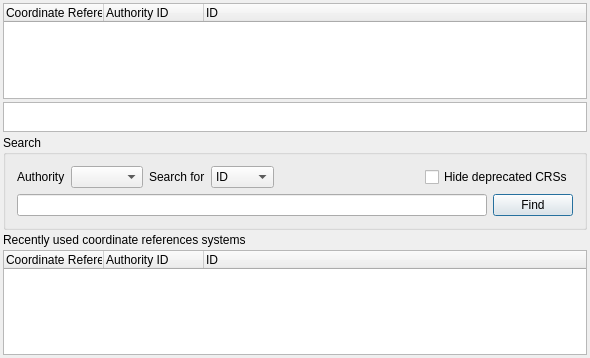
Old version of the form src/ui/qgsprojectionselectorbase.ui in the repository qgis/QGIS.
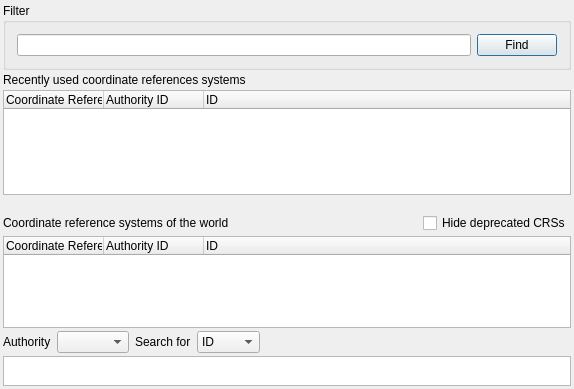
New version of the form. Icons and pictures are not drawn.

```diff
--- a/src/ui/qgsprojectionselectorbase.ui
+++ b/src/ui/qgsprojectionselectorbase.ui
@@ -6,8 +6,8 @@
    <rect>
     <x>0</x>
     <y>0</y>
-    <width>590</width>
-    <height>358</height>
+    <width>574</width>
+    <height>389</height>
    </rect>
   </property>
   <property name="sizePolicy">
@@ -31,69 +31,7 @@
    <property name="margin">
     <number>3</number>
    </property>
-   <item row="1" column="0">
-    <widget class="QTextEdit" name="teProjection">
-     <property name="sizePolicy">
-      <sizepolicy hsizetype="Expanding" vsizetype="Minimum">
-       <horstretch>0</horstretch>
-       <verstretch>0</verstretch>
-      </sizepolicy>
-     </property>
-     <property name="minimumSize">
-      <size>
-       <width>0</width>
-       <height>30</height>
-      </size>
-     </property>
-     <property name="maximumSize">
-      <size>
-       <width>16777215</width>
-       <height>50</height>
-      </size>
-     </property>
-     <property name="baseSize">
-      <size>
-       <width>0</width>
-       <height>50</height>
-      </size>
-     </property>
-     <property name="autoFormatting">
-      <set>QTextEdit::AutoBulletList</set>
-     </property>
-     <property name="readOnly">
-      <bool>true</bool>
-     </property>
-    </widget>
-   </item>
    <item row="0" column="0">
-    <widget class="QTreeWidget" name="lstCoordinateSystems">
-     <property name="alternatingRowColors">
-      <bool>true</bool>
-     </property>
-     <property name="uniformRowHeights">
-      <bool>true</bool>
-     </property>
-     <property name="columnCount">
-      <number>3</number>
-     </property>
-     <column>
-      <property name="text">
-       <string>Coordinate Reference System</string>
-      </property>
-     </column>
-     <column>
-      <property name="text">
-       <string>Authority ID</string>
-      </property>
-     </column>
-     <column>
-      <property name="text">
-       <string>ID</string>
-      </property>
-     </column>
-    </widget>
-   </item>
-   <item row="2" column="0">
     <widget class="QGroupBox" name="groupBox">
      <property name="sizePolicy">
       <sizepolicy hsizetype="MinimumExpanding" vsizetype="Minimum">
@@ -102,64 +40,9 @@
       </sizepolicy>
      </property>
      <property name="title">
-      <string>Search</string>
+      <string>Filter</string>
      </property>
      <layout class="QVBoxLayout" name="verticalLayout">
-      <item>
-       <layout class="QHBoxLayout" name="horizontalLayout_2">
-        <item>
-         <widget class="QLabel" name="label">
-          <property name="text">
-           <string>Authority</string>
-          </property>
-         </widget>
-        </item>
-        <item>
-         <widget class="QComboBox" name="cbxAuthority"/>
-        </item>
-        <item>
-         <widget class="QLabel" name="label_2">
-          <property name="text">
-           <string>Search for</string>
-          </property>
-         </widget>
-        </item>
-        <item>
-         <widget class="QComboBox" name="cbxMode">
-          <item>
-           <property name="text">
-            <string>ID</string>
-           </property>
-          </item>
-          <item>
-           <property name="text">
-            <string>Name</string>
-           </property>
-          </item>
-         </widget>
-        </item>
-        <item>
-         <spacer name="horizontalSpacer">
-          <property name="orientation">
-           <enum>Qt::Horizontal</enum>
-          </property>
-          <property name="sizeHint" stdset="0">
-           <size>
-            <width>40</width>
-            <height>20</height>
-           </size>
-          </property>
-         </spacer>
-        </item>
-        <item>
-         <widget class="QCheckBox" name="cbxHideDeprecated">
-          <property name="text">
-           <string>Hide deprecated CRSs</string>
-          </property>
-         </widget>
-        </item>
-       </layout>
-      </item>
       <item>
        <layout class="QHBoxLayout" name="horizontalLayout">
         <item>
@@ -196,7 +79,7 @@
    <item row="4" column="0">
     <widget class="QTreeWidget" name="lstRecent">
      <property name="sizePolicy">
-      <sizepolicy hsizetype="Expanding" vsizetype="Fixed">
+      <sizepolicy hsizetype="Expanding" vsizetype="MinimumExpanding">
        <horstretch>0</horstretch>
        <verstretch>0</verstretch>
       </sizepolicy>
@@ -210,7 +93,7 @@
      <property name="maximumSize">
       <size>
        <width>16777215</width>
-       <height>105</height>
+       <height>200</height>
       </size>
      </property>
      <property name="alternatingRowColors">
@@ -242,6 +125,150 @@
      </column>
     </widget>
    </item>
+   <item row="7" column="0" rowspan="5">
+    <layout class="QHBoxLayout" name="horizontalLayout_3">
+     <property name="topMargin">
+      <number>15</number>
+     </property>
+     <item>
+      <widget class="QLabel" name="label_4">
+       <property name="text">
+        <string>Coordinate reference systems of the world</string>
+       </property>
+      </widget>
+     </item>
+     <item>
+      <spacer name="horizontalSpacer_2">
+       <property name="orientation">
+        <enum>Qt::Horizontal</enum>
+       </property>
+       <property name="sizeHint" stdset="0">
+        <size>
+         <width>40</width>
+         <height>20</height>
+        </size>
+       </property>
+      </spacer>
+     </item>
+     <item>
+      <widget class="QCheckBox" name="cbxHideDeprecated">
+       <property name="text">
+        <string>Hide deprecated CRSs</string>
+       </property>
+      </widget>
+     </item>
+    </layout>
+   </item>
+   <item row="15" column="0">
+    <widget class="QTreeWidget" name="lstCoordinateSystems">
+     <property name="alternatingRowColors">
+      <bool>true</bool>
+     </property>
+     <property name="uniformRowHeights">
+      <bool>true</bool>
+     </property>
+     <property name="columnCount">
+      <number>3</number>
+     </property>
+     <column>
+      <property name="text">
+       <string>Coordinate Reference System</string>
+      </property>
+     </column>
+     <column>
+      <property name="text">
+       <string>Authority ID</string>
+      </property>
+     </column>
+     <column>
+      <property name="text">
+       <string>ID</string>
+      </property>
+     </column>
+    </widget>
+   </item>
+   <item row="19" column="0">
+    <widget class="QTextEdit" name="teProjection">
+     <property name="sizePolicy">
+      <sizepolicy hsizetype="Expanding" vsizetype="Minimum">
+       <horstretch>0</horstretch>
+       <verstretch>0</verstretch>
+      </sizepolicy>
+     </property>
+     <property name="minimumSize">
+      <size>
+       <width>0</width>
+       <height>30</height>
+      </size>
+     </property>
+     <property name="maximumSize">
+      <size>
+       <width>16777215</width>
+       <height>50</height>
+      </size>
+     </property>
+     <property name="baseSize">
+      <size>
+       <width>0</width>
+       <height>50</height>
+      </size>
+     </property>
+     <property name="autoFormatting">
+      <set>QTextEdit::AutoBulletList</set>
+     </property>
+     <property name="readOnly">
+      <bool>true</bool>
+     </property>
+    </widget>
+   </item>
+   <item row="16" column="0">
+    <layout class="QHBoxLayout" name="horizontalLayout_2">
+     <item>
+      <widget class="QLabel" name="label">
+       <property name="text">
+        <string>Authority</string>
+       </property>
+      </widget>
+     </item>
+     <item>
+      <widget class="QComboBox" name="cbxAuthority"/>
+     </item>
+     <item>
+      <widget class="QLabel" name="label_2">
+       <property name="text">
+        <string>Search for</string>
+       </property>
+      </widget>
+     </item>
+     <item>
+      <widget class="QComboBox" name="cbxMode">
+       <item>
+        <property name="text">
+         <string>ID</string>
+        </property>
+       </item>
+       <item>
+        <property name="text">
+         <string>Name</string>
+        </property>
+       </item>
+      </widget>
+     </item>
+     <item>
+      <spacer name="horizontalSpacer">
+       <property name="orientation">
+        <enum>Qt::Horizontal</enum>
+       </property>
+       <property name="sizeHint" stdset="0">
+        <size>
+         <width>40</width>
+         <height>20</height>
+        </size>
+       </property>
+      </spacer>
+     </item>
+    </layout>
+   </item>
   </layout>
  </widget>
  <layoutdefault spacing="6" margin="11"/>
```
Left out of the diff: 2 changed lines with no effect on the pictures.
